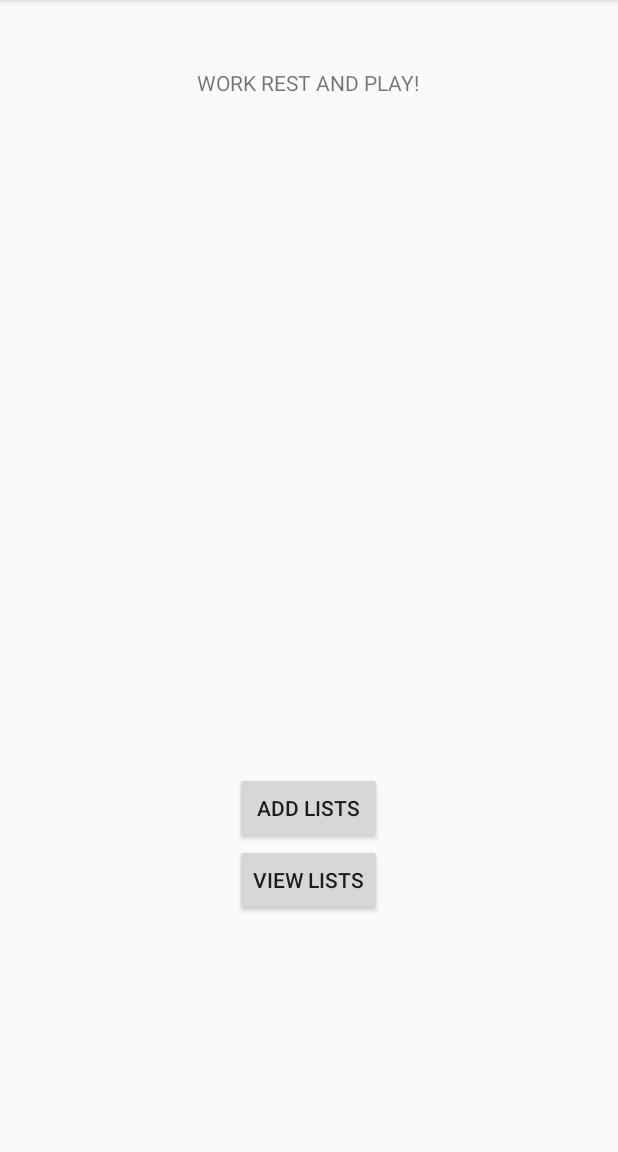
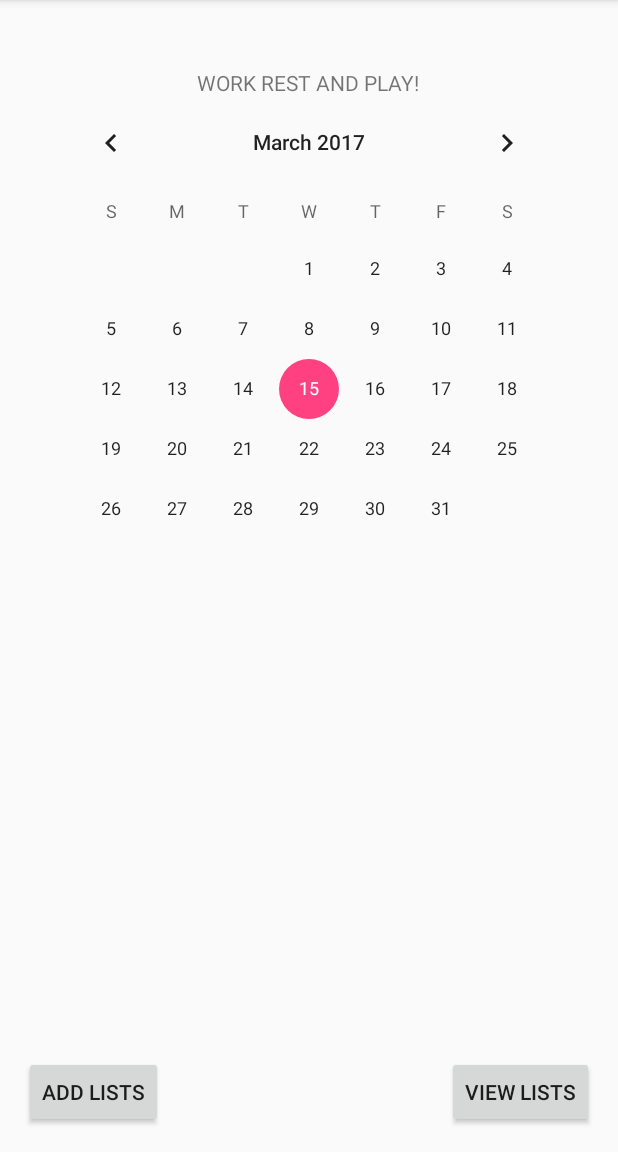
Before and after one commit to VonSwirl/AndroidApplication-2ndYear-Generalist, an Android app: the screen it shows after launch (MainActivity), on a phone screen of 412 x 824 dp, the part 84-1236 px from its top. Run offline under Robolectric (Android 15) with nearby library versions, the phone set to English and light mode, and no system bars.

Commit message:
Calendar added

```diff
--- a/app/src/main/java/uk/ac/tees/com2060/kitkat/generalist/MainActivity.java
+++ b/app/src/main/java/uk/ac/tees/com2060/kitkat/generalist/MainActivity.java
@@ -6,6 +6,8 @@ import android.os.Bundle;
 import android.support.v7.app.AppCompatActivity;
 import android.view.View;
 import android.widget.Button;
+import android.widget.CalendarView;
+import android.widget.Toast;
 
 //import com.google.android.gms.appindexing.Action;
 //import com.google.android.gms.appindexing.AppIndex;
@@ -39,22 +41,6 @@ public class MainActivity extends AppCompatActivity {
                 }
 
         );
-        //Get a reference to the Button object in the layout (XML) file (the button that is linked on the screen)
-        //    final Context cont = this;
-        //    Button calbut = (Button) findViewById(R.id.button5);
-
-        //Add event listener to button
-        //    calbut.setOnClickListener(
-        //            new View.OnClickListener() {
-        //                @Override
-        //                public void onClick(View v) {
-        //                    Intent intent = new Intent(cont, Calendar.class); //Links the class to the intended place to go
-        //                    startActivity(intent); //Starts that activity
-
-        //                }
-        //            }
-
-        //    );
 
         //Get a reference to the Button object in the layout (XML) file (the button that is linked on the screen)
         final Context contxt = this;
@@ -70,6 +56,26 @@ public class MainActivity extends AppCompatActivity {
                     }
                 }
         );
+
+        class CalendarActivity extends AppCompatActivity {
+
+            CalendarView calendar;
+
+            @Override
+            protected void onCreate(Bundle savedInstanceState) {
+                super.onCreate(savedInstanceState);
+                setContentView(R.layout.activity_main);
+
+                calendar = (CalendarView) findViewById(R.id.calendar);
+                calendar.setOnDateChangeListener(new CalendarView.OnDateChangeListener() {
+
+                    @Override
+                    public void onSelectedDayChange(CalendarView view, int year, int month, int day) {
+                        Toast.makeText(getApplicationContext(), day + "/" + month + "/" + year, Toast.LENGTH_LONG).show();
+                    }});
+            }
+        }
+        //Creating calendar for dashboard
 
 
         //Intent intent2 = new Intent(context, ViewList.class); //Links the class to the indened place to go
--- a/app/src/main/res/layout/activity_main.xml
+++ b/app/src/main/res/layout/activity_main.xml
@@ -24,9 +24,8 @@
         android:layout_width="wrap_content"
         android:layout_height="wrap_content"
         android:id="@+id/addButton"
-        android:layout_above="@+id/view_Button"
-        android:layout_alignStart="@+id/view_Button"
-        android:layout_alignEnd="@+id/view_Button" />
+        android:layout_alignParentBottom="true"
+        android:layout_alignParentStart="true" />
 
     <Button
         android:text="@string/view_lists"
@@ -34,7 +33,29 @@
         android:layout_height="wrap_content"
         android:id="@+id/view_Button"
         android:layout_alignParentBottom="true"
-        android:layout_centerHorizontal="true"
-        android:layout_marginBottom="141dp" />
+        android:layout_alignParentEnd="true" />
+
+
+    <LinearLayout xmlns:android="http://schemas.android.com/apk/res/android"
+        xmlns:tools="http://schemas.android.com/tools"
+        android:orientation="vertical"
+        android:layout_width="match_parent"
+        android:layout_height="match_parent"
+        android:paddingBottom="@dimen/activity_vertical_margin"
+        android:paddingLeft="@dimen/activity_horizontal_margin"
+        android:paddingRight="@dimen/activity_horizontal_margin"
+        android:paddingTop="@dimen/activity_vertical_margin"
+        tools:context=".CalendarActivity"
+        android:weightSum="1"
+        android:layout_alignTop="@+id/textView4"
+        android:layout_alignParentStart="true"
+        android:layout_above="@+id/addButton">
+
+        <CalendarView
+            android:id="@+id/calendar"
+            android:layout_width="match_parent"
+            android:layout_height="match_parent" />
+
+    </LinearLayout>
 
 </RelativeLayout>
```
